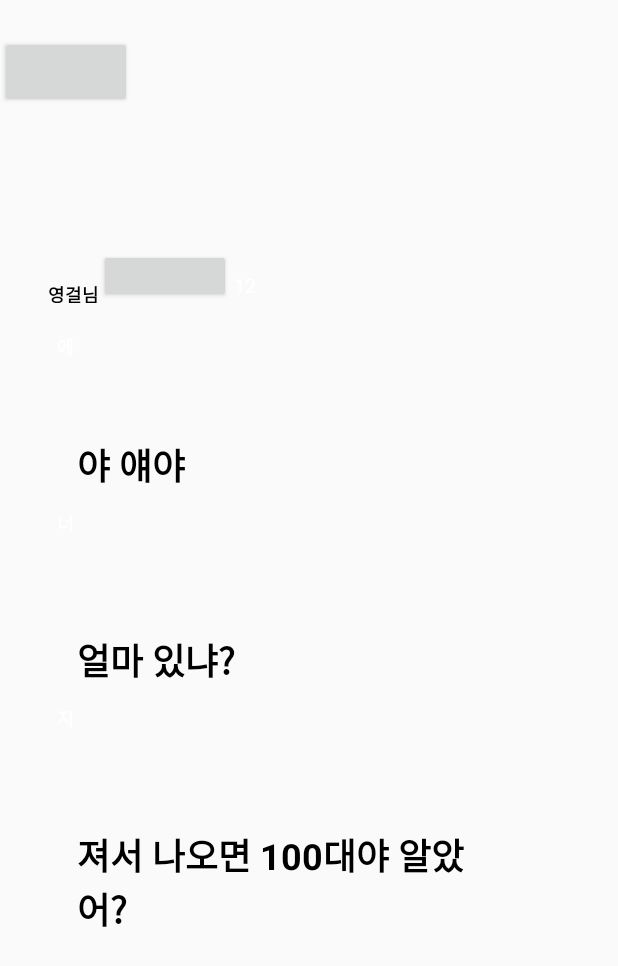
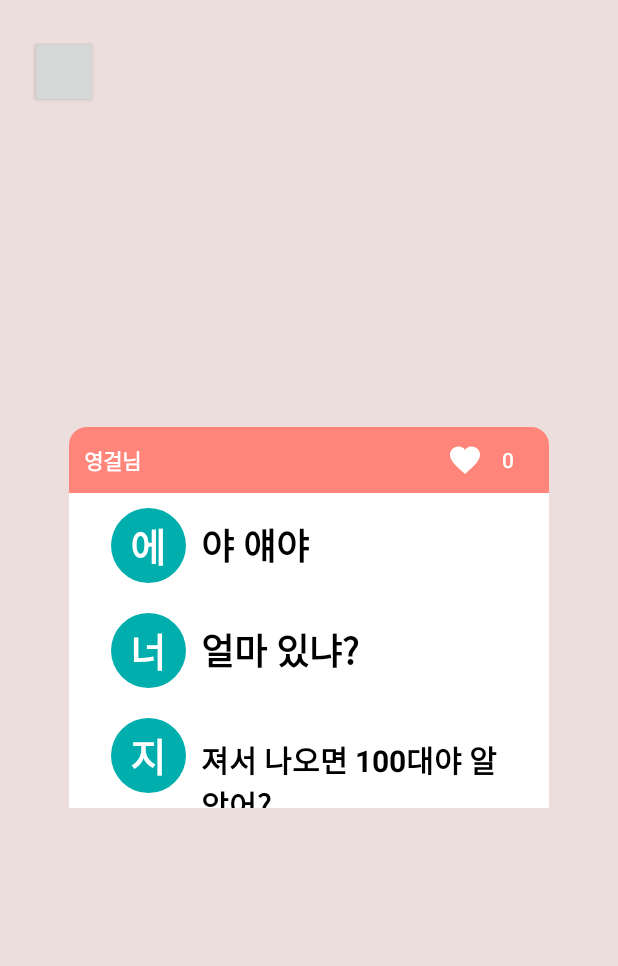
Before and after one commit to zion830/Depthon-6th-team3, an Android app: the layout activity_popup.xml on its own in the app's theme, with its tools: preview values and no code run, on a phone screen of 412 x 824 dp. Shown: the top 966 px of the screen. Run offline under Robolectric (Android 15) with nearby library versions, the phone set to English and light mode, and no system bars.

Commit message:
삼행시 입력 화면 수정3

```diff
--- a/app/src/main/java/com/depromeet/activity/GameActivity.java
+++ b/app/src/main/java/com/depromeet/activity/GameActivity.java
@@ -74,7 +74,7 @@ public class GameActivity extends AppCompatActivity {
 
 
                 // 5초 지난 후, 단어 등장과 함께 1분 카운트 시작
-                new CountDownTimer(60000, 1000) {
+                new CountDownTimer(3000, 1000) {
                     @Override
                     public void onTick(long millisUntilFinished) {
                         mQuizTimerText.setText(Integer.toString(--mQuizTime));
--- /dev/null
+++ b/app/src/main/res/drawable/circle_fill_mint.xml
@@ -0,0 +1,5 @@
+<?xml version="1.0" encoding="utf-8"?>
+<shape xmlns:android="http://schemas.android.com/apk/res/android"
+    android:shape="oval">
+    <solid android:color="#00aead" />
+</shape>
--- a/app/src/main/res/layout/activity_popup.xml
+++ b/app/src/main/res/layout/activity_popup.xml
@@ -1,151 +1,160 @@
 <?xml version = "1.0" encoding = "utf-8"?>
 <FrameLayout xmlns:android="http://schemas.android.com/apk/res/android"
-              android:orientation="vertical"
     android:layout_width="match_parent"
-              android:layout_height="match_parent">
+    android:layout_height="match_parent"
+    android:background="@drawable/back_info"
+    android:orientation="vertical">
+
+
 
     <Button
         android:id="@+id/tv_popup_back"
-            android:layout_width="wrap_content"
+        android:layout_width="45dp"
         android:layout_height="wrap_content"
+        android:layout_marginLeft="20dp"
         android:layout_marginTop="24dp"
-            android:layout_marginRight="20dp"
-            android:src="@drawable/ic_arrow_forward"
-    />
+        android:src="@drawable/ic_arrow_forward" />
 
 
     <LinearLayout
-            android:layout_width="295dp"
-            android:layout_height="match_parent"
-            android:layout_marginTop="156dp"
+        android:layout_width="320dp"
+        android:layout_height="wrap_content"
+        android:layout_gravity="center"
         android:layout_marginLeft="20dp"
         android:layout_marginRight="20dp"
-            android:radius = "10dp"
-            android:color = "#ffffff"
-            android:orientation="vertical">
+        android:orientation="vertical"
+        android:radius="10dp">
+
+        <RelativeLayout
+            android:layout_width="match_parent"
+            android:layout_height="wrap_content"
+            android:background="@drawable/item_poem_title_back"
+            android:padding="10dp">
+
+            <TextView
+                android:id="@+id/tv_poem_name"
+                android:layout_width="wrap_content"
+                android:layout_height="wrap_content"
+                android:layout_centerVertical="true"
+                android:text="영걸님"
+                android:textColor="@android:color/white"
+                android:textStyle="bold" />
+
+            <Button
+                android:id="@+id/btn_poem_like"
+                android:layout_width="wrap_content"
+                android:layout_height="wrap_content"
+                android:layout_alignParentEnd="true"
+                android:layout_gravity="bottom"
+                android:background="@android:color/transparent"
+                android:drawableStart="@drawable/ic_heart_fill_white"
+                android:gravity="center"
+                android:minHeight="0dp"
+                android:paddingStart="30dp"
+                android:text="0"
+                android:textColor="@android:color/white" />
+        </RelativeLayout>
 
         <LinearLayout
             android:layout_width="match_parent"
-                android:layout_height="46dp"
-                android:color="#ff8479">
-            <TextView
-                    android:id="@+id/tv_popup_name"
-                    android:layout_width="wrap_content"
             android:layout_height="wrap_content"
-                    android:layout_marginTop="20dp"
-                    android:layout_marginLeft="12dp"
-                    android:text="영걸님"
-                    android:textColor="@android:color/black"
-                    android:textSize="12sp"
-                    android:textStyle="bold"
-            />
-
-            <Button
-                    android:id="@+id/tv_popup_heart"
-                    android:layout_width="wrap_content"
-                    android:layout_height="wrap_content"
-                    android:layout_marginTop="10dp"
-                    android:layout_marginRight="2dp"
-                    android:src="@drawable/ic_heart"
-            />
-
-            <TextView
-                    android:id="@+id/tv_popup_like"
-                    android:layout_width="wrap_content"
-                    android:layout_height="wrap_content"
-                    android:layout_marginTop="14dp"
-                    android:layout_marginRight="16.3dp"
-                    android:text="12"
-                    android:textColor="@android:color/white"
-                    android:textSize="13sp"
-            />
+            android:background="@android:color/white"
+            android:gravity="center_vertical"
+            android:orientation="vertical"
+            android:paddingStart="10dp">
 
 
-        </LinearLayout>
-
-
+            <LinearLayout
+                android:layout_width="250dp"
+                android:layout_height="wrap_content"
+                android:layout_marginLeft="18dp"
+                android:layout_marginTop="10dp"
+                android:orientation="horizontal">
 
                 <TextView
                     android:id="@+id/tv_popup_first"
                     android:layout_width="50dp"
                     android:layout_height="50dp"
-                android:layout_marginTop="20dp"
-                android:layout_marginLeft="18dp"
+                    android:background="@drawable/circle_fill_mint"
+                    android:gravity="center"
                     android:text="에"
                     android:textColor="@android:color/white"
-                android:textSize="12sp"
-                android:textStyle="bold"
-                android:radius = "10dp"
-                android:color = "#00aead"
-        />
+                    android:textSize="26sp"
+                    android:textStyle="bold" />
 
                 <TextView
                     android:id="@+id/tv_popup_first_name"
-                android:layout_width="wrap_content"
-                android:layout_height="wrap_content"
-                android:layout_marginTop="20dp"
-                android:layout_marginLeft="31dp"
+                    android:layout_width="215dp"
+                    android:layout_height="match_parent"
+                    android:layout_marginLeft="10dp"
+                    android:gravity="center_vertical"
                     android:text="야 얘야"
                     android:textColor="@android:color/black"
                     android:textSize="24sp"
-                android:textStyle="bold"
-        />
+                    android:textStyle="bold" />
+            </LinearLayout>
+
+            <LinearLayout
+                android:layout_width="250dp"
+                android:layout_height="wrap_content"
+                android:layout_marginLeft="18dp"
+                android:layout_marginTop="20dp"
+                android:orientation="horizontal">
 
                 <TextView
                     android:id="@+id/tv_popup_second"
                     android:layout_width="50dp"
                     android:layout_height="50dp"
-                android:layout_marginTop="12dp"
-                android:layout_marginLeft="18dp"
+                    android:background="@drawable/circle_fill_mint"
+                    android:gravity="center"
                     android:text="너"
                     android:textColor="@android:color/white"
-                android:textSize="12sp"
-                android:textStyle="bold"
-                android:radius = "10dp"
-                android:color = "#00aead"
-        />
+                    android:textSize="26sp"
+                    android:textStyle="bold" />
 
                 <TextView
                     android:id="@+id/tv_popup_second_name"
-                android:layout_width="wrap_content"
-                android:layout_height="wrap_content"
-                android:layout_marginTop="32dp"
-                android:layout_marginLeft="31dp"
+                    android:layout_width="215dp"
+                    android:layout_height="match_parent"
+                    android:layout_marginLeft="10dp"
+                    android:gravity="center_vertical"
                     android:text="얼마 있냐?"
                     android:textColor="@android:color/black"
                     android:textSize="24sp"
-                android:textStyle="bold"
-        />
+                    android:textStyle="bold" />
+            </LinearLayout>
+
+            <LinearLayout
+                android:layout_width="wrap_content"
+                android:layout_height="wrap_content"
+                android:layout_marginLeft="18dp"
+                android:layout_marginTop="20dp"
+                android:orientation="horizontal">
 
                 <TextView
                     android:id="@+id/tv_popup_third"
                     android:layout_width="50dp"
                     android:layout_height="50dp"
-                android:layout_marginTop="12dp"
-                android:layout_marginLeft="18dp"
+                    android:background="@drawable/circle_fill_mint"
+                    android:gravity="center"
                     android:text="지"
                     android:textColor="@android:color/white"
-                android:textSize="12sp"
-                android:textStyle="bold"
-                android:radius = "10dp"
-                android:color = "#00aead"
-        />
+                    android:textSize="26sp"
+                    android:textStyle="bold" />
 
                 <TextView
                     android:id="@+id/tv_popup_third_name"
-                android:layout_width="wrap_content"
+                    android:layout_width="215dp"
                     android:layout_height="wrap_content"
-                android:layout_marginTop="32dp"
-                android:layout_marginLeft="31dp"
+                    android:layout_marginLeft="10dp"
                     android:text="져서 나오면 100대야 알았어?"
                     android:textColor="@android:color/black"
-                android:textSize="24sp"
-                android:textStyle="bold"
-        />
+                    android:textSize="20sp"
+                    android:textStyle="bold" />
+            </LinearLayout>
 
         </LinearLayout>
 
-
-
+    </LinearLayout>
 
 </FrameLayout>
--- a/app/src/main/res/layout/item_poem.xml
+++ b/app/src/main/res/layout/item_poem.xml
@@ -33,6 +33,7 @@
             android:paddingStart="30dp"
             android:text="0"
             android:textColor="@android:color/white" />
+
     </RelativeLayout>
 
     <include layout="@layout/layout_main_item_poem" />
--- a/app/src/main/res/layout/layout_fail.xml
+++ b/app/src/main/res/layout/layout_fail.xml
@@ -11,7 +11,7 @@
         android:padding="30dp"
         android:layout_width="wrap_content"
         android:layout_height="wrap_content"
-        android:background="#a0000000"
+        android:background="#00000000"
         android:src="@drawable/img_fail" />
 
 </LinearLayout>
```
Also changed, not shown: app/src/main/res/drawable-v24/back_info.png (added), app/src/main/res/drawable/ic_arrow_forward.png (added). Lines whose indentation alone changed are shown as unchanged.
